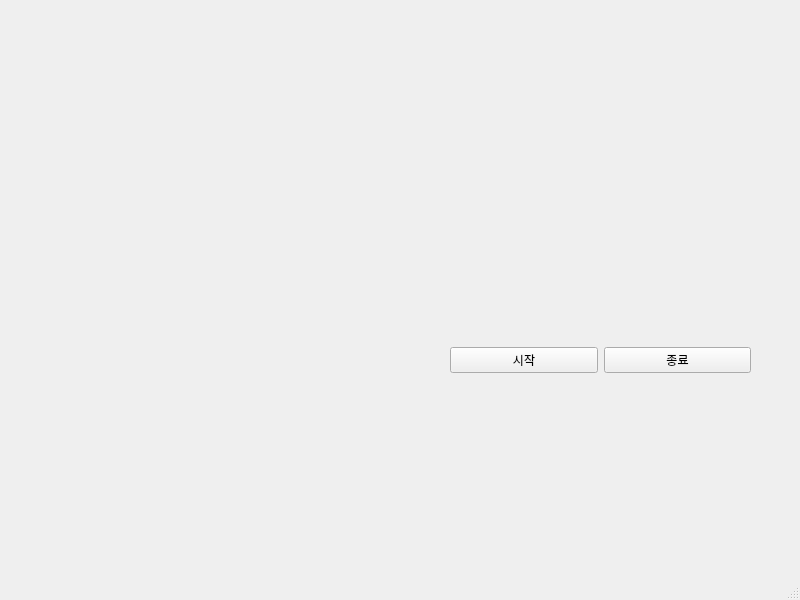
First picture: the form in opening.ui, repository leemijung/FingerBeam, before the edit.
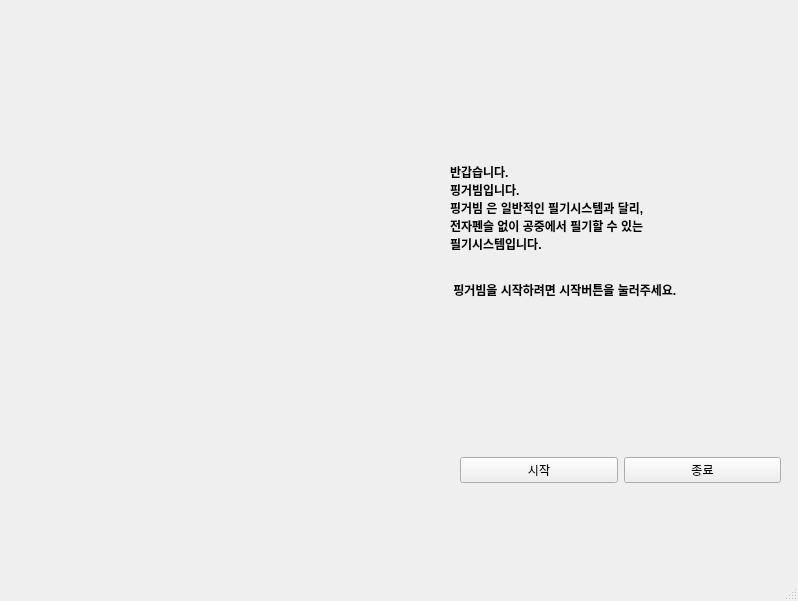
Second picture: the form after the edit. Icons and pictures are not drawn.

```diff
--- a/opening.ui
+++ b/opening.ui
@@ -6,10 +6,16 @@
    <rect>
     <x>0</x>
     <y>0</y>
-    <width>800</width>
-    <height>600</height>
+    <width>798</width>
+    <height>601</height>
    </rect>
   </property>
+  <property name="maximumSize">
+   <size>
+    <width>16777215</width>
+    <height>16777215</height>
+   </size>
+  </property>
   <property name="windowTitle">
    <string>MainWindow</string>
   </property>
@@ -17,10 +23,10 @@
    <widget class="QWidget" name="horizontalLayoutWidget">
     <property name="geometry">
      <rect>
-      <x>450</x>
-      <y>320</y>
-      <width>301</width>
-      <height>81</height>
+      <x>460</x>
+      <y>440</y>
+      <width>321</width>
+      <height>61</height>
      </rect>
     </property>
     <layout class="QHBoxLayout" name="horizontalLayout">
@@ -40,6 +46,54 @@
      </item>
     </layout>
    </widget>
+   <widget class="QLabel" name="label">
+    <property name="geometry">
+     <rect>
+      <x>450</x>
+      <y>40</y>
+      <width>395</width>
+      <height>381</height>
+     </rect>
+    </property>
+    <property name="font">
+     <font>
+      <weight>75</weight>
+      <bold>true</bold>
+     </font>
+    </property>
+    <property name="text">
+     <string>반갑습니다.
+핑거빔입니다.
+핑거빔 은 일반적인 필기시스템과 달리,
+전자펜슬 없이 공중에서 필기할 수 있는 
+필기시스템입니다.
+
+
+ 핑거빔을 시작하려면 시작버튼을 눌러주세요.</string>
+    </property>
+   </widget>
+   <widget class="QLabel" name="label_2">
+    <property name="geometry">
+     <rect>
+      <x>10</x>
+      <y>40</y>
+      <width>431</width>
+      <height>491</height>
+     </rect>
+    </property>
+    <property name="font">
+     <font>
+      <weight>75</weight>
+      <bold>true</bold>
+     </font>
+    </property>
+    <property name="text">
+     <string/>
+    </property>
+    <property name="pixmap">
+     <pixmap>blue/img/logo.png</pixmap>
+    </property>
+   </widget>
   </widget>
   <widget class="QMenuBar" name="menubar">
    <property name="geometry">
```
Left out of the diff: 9 changed lines with no effect on the pictures.
